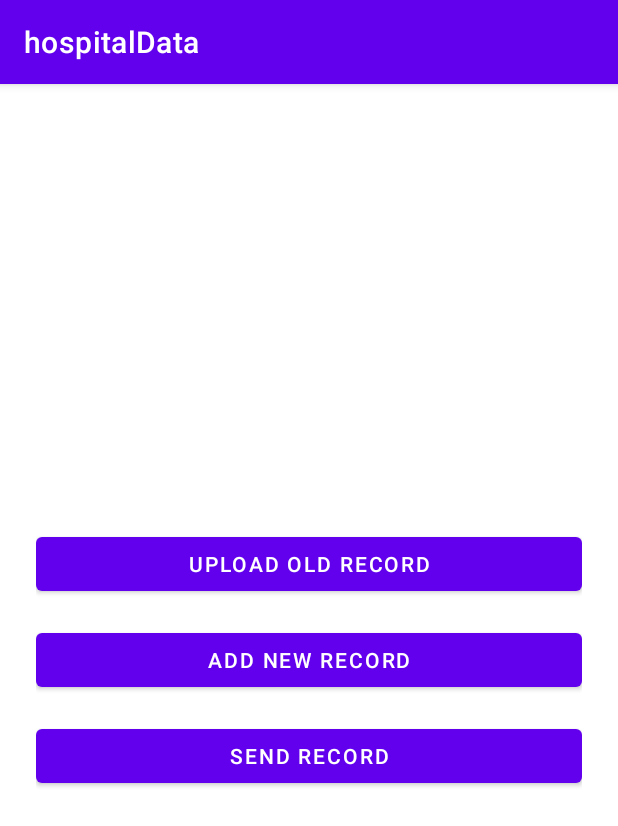
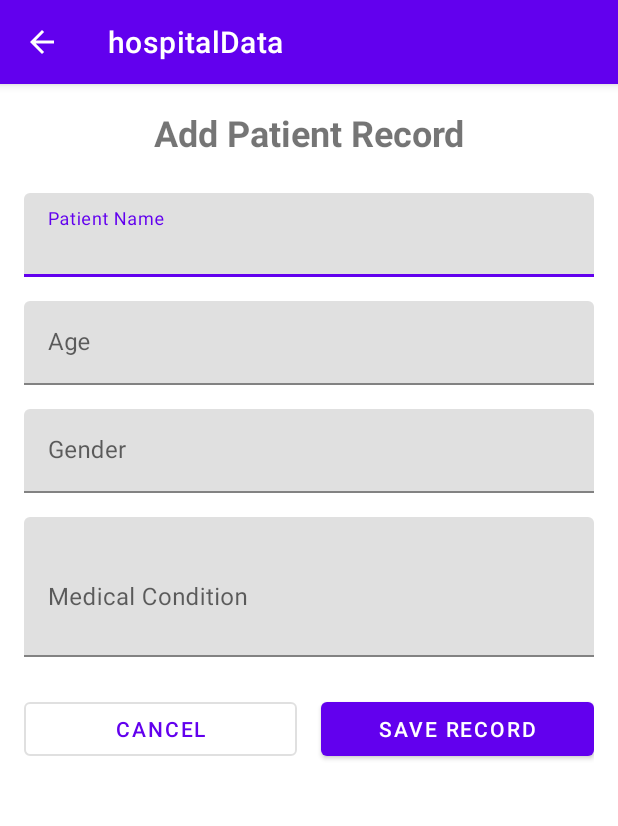
Before and after one commit to SP-Sauce/HospitalAidHackathon, an Android app: the screen it shows after launch (MainActivity before the commit, AddRecordActivity after it), after a tap on "ADD NEW RECORD", on a phone screen of 412 x 824 dp. Shown: the top 826 px of the screen. Run offline under Robolectric (Android 15) with nearby library versions, the phone set to English and light mode, and no system bars; our stand-ins replace Room's generated code.

Commit message:
database added and updated add new record button to work

```diff
--- a/app/src/main/java/com/sh/hospitaldata/MainActivity.java
+++ b/app/src/main/java/com/sh/hospitaldata/MainActivity.java
@@ -4,11 +4,15 @@ import android.content.Intent;
 import android.os.Bundle;
 import android.view.View;
 import android.widget.Button;
+import android.widget.Toast;
 import androidx.appcompat.app.AppCompatActivity;
+import androidx.lifecycle.ViewModelProvider;
+import com.sh.hospitaldata.data.PatientViewModel;
 
 public class MainActivity extends AppCompatActivity {
 
     Button uploadOldRecordBtn, addNewRecordBtn, sendRecordBtn;
+    private PatientViewModel patientViewModel;
 
     @Override
     protected void onCreate(Bundle savedInstanceState) {
@@ -19,17 +23,23 @@ public class MainActivity extends AppCompatActivity {
         addNewRecordBtn = findViewById(R.id.button_add_new_record);
         sendRecordBtn = findViewById(R.id.button_send_record);
 
+        // Initialize ViewModel
+        patientViewModel = new ViewModelProvider(this).get(PatientViewModel.class);
+
         uploadOldRecordBtn.setOnClickListener(new View.OnClickListener() {
             @Override
             public void onClick(View view) {
                 // TODO: Launch camera or OCR activity
+                Toast.makeText(MainActivity.this, "Upload feature coming soon", Toast.LENGTH_SHORT).show();
             }
         });
 
         addNewRecordBtn.setOnClickListener(new View.OnClickListener() {
             @Override
             public void onClick(View view) {
-                // TODO: Launch form to manually add record
+                // Launch AddRecordActivity
+                Intent intent = new Intent(MainActivity.this, AddRecordActivity.class);
+                startActivity(intent);
             }
         });
 
@@ -37,6 +47,15 @@ public class MainActivity extends AppCompatActivity {
             @Override
             public void onClick(View view) {
                 // TODO: Launch Bluetooth send activity
+                Toast.makeText(MainActivity.this, "Send feature coming soon", Toast.LENGTH_SHORT).show();
+            }
+        });
+
+        // Optional: Observe all records for debugging
+        patientViewModel.getAllRecords().observe(this, patientRecords -> {
+            // You can add logging here to see when records are added
+            if (patientRecords != null) {
+                // Log.d("MainActivity", "Total records: " + patientRecords.size());
             }
         });
     }
--- /dev/null
+++ b/app/src/main/java/com/sh/hospitaldata/data/AddRecordActivity.java
@@ -0,0 +1,76 @@
+package com.sh.hospitaldata;
+
+import android.os.Bundle;
+import android.view.View;
+import android.widget.Button;
+import android.widget.EditText;
+import android.widget.Toast;
+import androidx.appcompat.app.AppCompatActivity;
+import androidx.lifecycle.ViewModelProvider;
+import com.sh.hospitaldata.data.PatientRecord;
+import com.sh.hospitaldata.data.PatientViewModel;
+
+public class AddRecordActivity extends AppCompatActivity {
+
+    private EditText editTextName, editTextAge, editTextGender, editTextCondition;
+    private Button buttonSave, buttonCancel;
+    private PatientViewModel patientViewModel;
+
+    @Override
+    protected void onCreate(Bundle savedInstanceState) {
+        super.onCreate(savedInstanceState);
+        setContentView(R.layout.activity_add_record);
+
+        initViews();
+
+        patientViewModel = new ViewModelProvider(this).get(PatientViewModel.class);
+
+        buttonSave.setOnClickListener(new View.OnClickListener() {
+            @Override
+            public void onClick(View v) {
+                saveRecord();
+            }
+        });
+
+        buttonCancel.setOnClickListener(new View.OnClickListener() {
+            @Override
+            public void onClick(View v) {
+                finish();
+            }
+        });
+    }
+
+    private void initViews() {
+        editTextName = findViewById(R.id.edit_text_name);
+        editTextAge = findViewById(R.id.edit_text_age);
+        editTextGender = findViewById(R.id.edit_text_gender);
+        editTextCondition = findViewById(R.id.edit_text_condition);
+        buttonSave = findViewById(R.id.button_save);
+        buttonCancel = findViewById(R.id.button_cancel);
+    }
+
+    private void saveRecord() {
+        String name = editTextName.getText().toString().trim();
+        String ageString = editTextAge.getText().toString().trim();
+        String gender = editTextGender.getText().toString().trim();
+        String condition = editTextCondition.getText().toString().trim();
+
+        if (name.isEmpty() || ageString.isEmpty() || gender.isEmpty() || condition.isEmpty()) {
+            Toast.makeText(this, "Please fill all fields", Toast.LENGTH_SHORT).show();
+            return;
+        }
+
+        try {
+            int age = Integer.parseInt(ageString);
+
+            PatientRecord patientRecord = new PatientRecord(name, age, gender, condition);
+            patientViewModel.insert(patientRecord);
+
+            Toast.makeText(this, "Record saved successfully", Toast.LENGTH_SHORT).show();
+            finish();
+
+        } catch (NumberFormatException e) {
+            Toast.makeText(this, "Please enter a valid age", Toast.LENGTH_SHORT).show();
+        }
+    }
+}
--- /dev/null
+++ b/app/src/main/java/com/sh/hospitaldata/data/PatientDatabase.java
@@ -0,0 +1,24 @@
+package com.sh.hospitaldata.data;
+
+import android.content.Context;
+import androidx.room.Database;
+import androidx.room.Room;
+import androidx.room.RoomDatabase;
+
+@Database(entities = {PatientRecord.class}, version = 1, exportSchema = false)
+public abstract class PatientDatabase extends RoomDatabase {
+
+    private static PatientDatabase instance;
+
+    public abstract PatientRecordDao patientRecordDao();
+
+    public static synchronized PatientDatabase getInstance(Context context) {
+        if (instance == null) {
+            instance = Room.databaseBuilder(context.getApplicationContext(),
+                            PatientDatabase.class, "patient_database")
+                    .fallbackToDestructiveMigration()
+                    .build();
+        }
+        return instance;
+    }
+}
--- /dev/null
+++ b/app/src/main/java/com/sh/hospitaldata/data/PatientRecordDao.java
@@ -0,0 +1,39 @@
+package com.sh.hospitaldata.data;
+
+import androidx.lifecycle.LiveData;
+import androidx.room.Dao;
+import androidx.room.Delete;
+import androidx.room.Insert;
+import androidx.room.OnConflictStrategy;
+import androidx.room.Query;
+import androidx.room.Update;
+
+import java.util.List;
+
+@Dao
+public interface PatientRecordDao {
+
+    @Insert(onConflict = OnConflictStrategy.REPLACE)
+    void insert(PatientRecord patientRecord);
+
+    @Update
+    void update(PatientRecord patientRecord);
+
+    @Delete
+    void delete(PatientRecord patientRecord);
+
+    @Query("DELETE FROM patient_records")
+    void deleteAllRecords();
+
+    @Query("SELECT * FROM patient_records ORDER BY id DESC")
+    LiveData<List<PatientRecord>> getAllRecords();
+
+    @Query("SELECT * FROM patient_records WHERE id = :id")
+    LiveData<PatientRecord> getRecordById(int id);
+
+    @Query("SELECT * FROM patient_records WHERE name LIKE '%' || :name || '%'")
+    LiveData<List<PatientRecord>> searchByName(String name);
+
+    @Query("SELECT * FROM patient_records WHERE condition LIKE '%' || :condition || '%'")
+    LiveData<List<PatientRecord>> searchByCondition(String condition);
+}
--- /dev/null
+++ b/app/src/main/java/com/sh/hospitaldata/data/PatientRepository.java
@@ -0,0 +1,52 @@
+package com.sh.hospitaldata.data;
+
+import android.app.Application;
+import androidx.lifecycle.LiveData;
+import java.util.List;
+import java.util.concurrent.ExecutorService;
+import java.util.concurrent.Executors;
+
+public class PatientRepository {
+    private PatientRecordDao patientRecordDao;
+    private LiveData<List<PatientRecord>> allRecords;
+    private ExecutorService executor;
+
+    public PatientRepository(Application application) {
+        PatientDatabase database = PatientDatabase.getInstance(application);
+        patientRecordDao = database.patientRecordDao();
+        allRecords = patientRecordDao.getAllRecords();
+        executor = Executors.newFixedThreadPool(2);
+    }
+
+    public void insert(PatientRecord patientRecord) {
+        executor.execute(() -> patientRecordDao.insert(patientRecord));
+    }
+
+    public void update(PatientRecord patientRecord) {
+        executor.execute(() -> patientRecordDao.update(patientRecord));
+    }
+
+    public void delete(PatientRecord patientRecord) {
+        executor.execute(() -> patientRecordDao.delete(patientRecord));
+    }
+
+    public void deleteAllRecords() {
+        executor.execute(() -> patientRecordDao.deleteAllRecords());
+    }
+
+    public LiveData<List<PatientRecord>> getAllRecords() {
+        return allRecords;
+    }
+
+    public LiveData<PatientRecord> getRecordById(int id) {
+        return patientRecordDao.getRecordById(id);
+    }
+
+    public LiveData<List<PatientRecord>> searchByName(String name) {
+        return patientRecordDao.searchByName(name);
+    }
+
+    public LiveData<List<PatientRecord>> searchByCondition(String condition) {
+        return patientRecordDao.searchByCondition(condition);
+    }
+}
--- /dev/null
+++ b/app/src/main/java/com/sh/hospitaldata/data/PatientViewModel.java
@@ -0,0 +1,50 @@
+package com.sh.hospitaldata.data;
+
+import android.app.Application;
+import androidx.annotation.NonNull;
+import androidx.lifecycle.AndroidViewModel;
+import androidx.lifecycle.LiveData;
+import java.util.List;
+
+public class PatientViewModel extends AndroidViewModel {
+    private PatientRepository repository;
+    private LiveData<List<PatientRecord>> allRecords;
+
+    public PatientViewModel(@NonNull Application application) {
+        super(application);
+        repository = new PatientRepository(application);
+        allRecords = repository.getAllRecords();
+    }
+
+    public void insert(PatientRecord patientRecord) {
+        repository.insert(patientRecord);
+    }
+
+    public void update(PatientRecord patientRecord) {
+        repository.update(patientRecord);
+    }
+
+    public void delete(PatientRecord patientRecord) {
+        repository.delete(patientRecord);
+    }
+
+    public void deleteAllRecords() {
+        repository.deleteAllRecords();
+    }
+
+    public LiveData<List<PatientRecord>> getAllRecords() {
+        return allRecords;
+    }
+
+    public LiveData<PatientRecord> getRecordById(int id) {
+        return repository.getRecordById(id);
+    }
+
+    public LiveData<List<PatientRecord>> searchByName(String name) {
+        return repository.searchByName(name);
+    }
+
+    public LiveData<List<PatientRecord>> searchByCondition(String condition) {
+        return repository.searchByCondition(condition);
+    }
+}
--- /dev/null
+++ b/app/src/main/res/layout/activity_add_record.xml
@@ -0,0 +1,106 @@
+<?xml version="1.0" encoding="utf-8"?>
+<ScrollView xmlns:android="http://schemas.android.com/apk/res/android"
+    android:layout_width="match_parent"
+    android:layout_height="match_parent"
+    android:padding="16dp"
+    android:background="@android:color/white">
+
+    <LinearLayout
+        android:layout_width="match_parent"
+        android:layout_height="wrap_content"
+        android:orientation="vertical">
+
+        <TextView
+            android:layout_width="match_parent"
+            android:layout_height="wrap_content"
+            android:text="Add Patient Record"
+            android:textSize="24sp"
+            android:textStyle="bold"
+            android:gravity="center"
+            android:layout_marginBottom="24dp" />
+
+        <com.google.android.material.textfield.TextInputLayout
+            android:layout_width="match_parent"
+            android:layout_height="wrap_content"
+            android:layout_marginBottom="16dp">
+
+            <EditText
+                android:id="@+id/edit_text_name"
+                android:layout_width="match_parent"
+                android:layout_height="wrap_content"
+                android:hint="Patient Name"
+                android:inputType="textPersonName" />
+
+        </com.google.android.material.textfield.TextInputLayout>
+
+        <com.google.android.material.textfield.TextInputLayout
+            android:layout_width="match_parent"
+            android:layout_height="wrap_content"
+            android:layout_marginBottom="16dp">
+
+            <EditText
+                android:id="@+id/edit_text_age"
+                android:layout_width="match_parent"
+                android:layout_height="wrap_content"
+                android:hint="Age"
+                android:inputType="number" />
+
+        </com.google.android.material.textfield.TextInputLayout>
+
+        <com.google.android.material.textfield.TextInputLayout
+            android:layout_width="match_parent"
+            android:layout_height="wrap_content"
+            android:layout_marginBottom="16dp">
+
+            <EditText
+                android:id="@+id/edit_text_gender"
+                android:layout_width="match_parent"
+                android:layout_height="wrap_content"
+                android:hint="Gender"
+                android:inputType="text" />
+
+        </com.google.android.material.textfield.TextInputLayout>
+
+        <com.google.android.material.textfield.TextInputLayout
+            android:layout_width="match_parent"
+            android:layout_height="wrap_content"
+            android:layout_marginBottom="24dp">
+
+            <EditText
+                android:id="@+id/edit_text_condition"
+                android:layout_width="match_parent"
+                android:layout_height="wrap_content"
+                android:hint="Medical Condition"
+                android:inputType="textMultiLine"
+                android:lines="3" />
+
+        </com.google.android.material.textfield.TextInputLayout>
+
+        <LinearLayout
+            android:layout_width="match_parent"
+            android:layout_height="wrap_content"
+            android:orientation="horizontal"
+            android:gravity="center">
+
+            <Button
+                android:id="@+id/button_cancel"
+                android:layout_width="0dp"
+                android:layout_height="wrap_content"
+                android:layout_weight="1"
+                android:text="Cancel"
+                android:layout_marginEnd="8dp"
+                style="@style/Widget.MaterialComponents.Button.OutlinedButton" />
+
+            <Button
+                android:id="@+id/button_save"
+                android:layout_width="0dp"
+                android:layout_height="wrap_content"
+                android:layout_weight="1"
+                android:text="Save Record"
+                android:layout_marginStart="8dp" />
+
+        </LinearLayout>
+
+    </LinearLayout>
+
+</ScrollView>
```
Also changed, not shown: app/build.gradle (+9 -1 lines), app/src/main/AndroidManifest.xml (+8 -1 lines), app/src/main/java/com/sh/hospitaldata/data/PatientRecord.java (+60 -0 lines).
